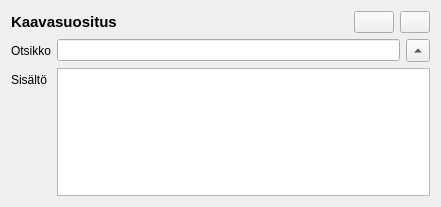
Qt form arho_feature_template/gui/components/plan_proposition_widget.ui (GispoCoding/arho-qgis-plugin) before a commit.
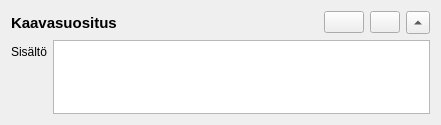
The same form after that commit.

Commit message: update plan proposition model (remove 'name' field)

Diff of the .ui file:
```diff
--- a/arho_feature_template/gui/components/plan_proposition_widget.ui
+++ b/arho_feature_template/gui/components/plan_proposition_widget.ui
@@ -7,7 +7,7 @@
     <x>0</x>
     <y>0</y>
     <width>441</width>
-    <height>207</height>
+    <height>125</height>
    </rect>
   </property>
   <property name="sizePolicy">
@@ -87,26 +87,6 @@
        </property>
       </widget>
      </item>
-    </layout>
-   </item>
-   <item>
-    <layout class="QFormLayout" name="form_layout">
-     <item row="0" column="0">
-      <widget class="QLabel" name="name_label">
-       <property name="text">
-        <string>Otsikko</string>
-       </property>
-      </widget>
-     </item>
-     <item row="0" column="1">
-      <layout class="QHBoxLayout" name="horizontalLayout_2">
-       <item>
-        <widget class="QLineEdit" name="name">
-         <property name="clearButtonEnabled">
-          <bool>false</bool>
-         </property>
-        </widget>
-       </item>
        <item>
         <widget class="QToolButton" name="expand_hide_btn">
          <property name="text">
@@ -122,14 +102,16 @@
        </item>
       </layout>
      </item>
-     <item row="1" column="0">
+   <item>
+    <layout class="QFormLayout" name="form_layout">
+     <item row="0" column="0">
       <widget class="QLabel" name="value_label">
        <property name="text">
         <string>Sisältö</string>
        </property>
       </widget>
      </item>
-     <item row="1" column="1">
+     <item row="0" column="1">
       <widget class="QTextEdit" name="text_input">
        <property name="sizePolicy">
         <sizepolicy hsizetype="Expanding" vsizetype="Preferred">
```
Lines whose indentation alone changed are shown as unchanged. The commit also changes 4 other files.
